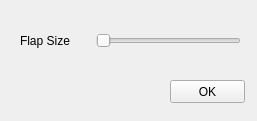
TopModLab/Unfolding, file forms/hollowmeshpanel.ui: the form before one commit.
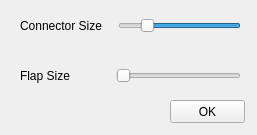
The form after the commit.

Commit message: added connector size control for hollow mesh ui.

Diff of the .ui file:
```diff
--- a/forms/hollowmeshpanel.ui
+++ b/forms/hollowmeshpanel.ui
@@ -7,7 +7,7 @@
     <x>0</x>
     <y>0</y>
     <width>257</width>
-    <height>121</height>
+    <height>135</height>
    </rect>
   </property>
   <property name="windowTitle">
@@ -17,7 +17,7 @@
    <property name="geometry">
     <rect>
      <x>170</x>
-     <y>80</y>
+     <y>100</y>
      <width>75</width>
      <height>23</height>
     </rect>
@@ -30,9 +30,9 @@
    <property name="geometry">
     <rect>
      <x>20</x>
-     <y>10</y>
+     <y>60</y>
      <width>221</width>
-     <height>61</height>
+     <height>31</height>
     </rect>
    </property>
    <layout class="QHBoxLayout" name="horizontalLayout">
@@ -53,7 +53,7 @@
       </property>
       <property name="sizeHint" stdset="0">
        <size>
-        <width>20</width>
+        <width>40</width>
         <height>20</height>
        </size>
       </property>
@@ -71,6 +71,57 @@
     </item>
    </layout>
   </widget>
+  <widget class="QWidget" name="horizontalLayoutWidget_2">
+   <property name="geometry">
+    <rect>
+     <x>20</x>
+     <y>10</y>
+     <width>221</width>
+     <height>31</height>
+    </rect>
+   </property>
+   <layout class="QHBoxLayout" name="horizontalLayout_2">
+    <item>
+     <widget class="QLabel" name="label_2">
+      <property name="text">
+       <string>Connector Size</string>
+      </property>
+     </widget>
+    </item>
+    <item>
+     <spacer name="horizontalSpacer_2">
+      <property name="orientation">
+       <enum>Qt::Horizontal</enum>
+      </property>
+      <property name="sizeType">
+       <enum>QSizePolicy::Fixed</enum>
+      </property>
+      <property name="sizeHint" stdset="0">
+       <size>
+        <width>10</width>
+        <height>20</height>
+       </size>
+      </property>
+     </spacer>
+    </item>
+    <item>
+     <widget class="QSlider" name="conSizeSlider">
+      <property name="maximum">
+       <number>50</number>
+      </property>
+      <property name="value">
+       <number>40</number>
+      </property>
+      <property name="orientation">
+       <enum>Qt::Horizontal</enum>
+      </property>
+      <property name="invertedAppearance">
+       <bool>true</bool>
+      </property>
+     </widget>
+    </item>
+   </layout>
+  </widget>
  </widget>
  <resources/>
  <connections/>
```
Left out of the diff: 2 changed lines with no effect on the pictures. The commit also changes 6 other files.
